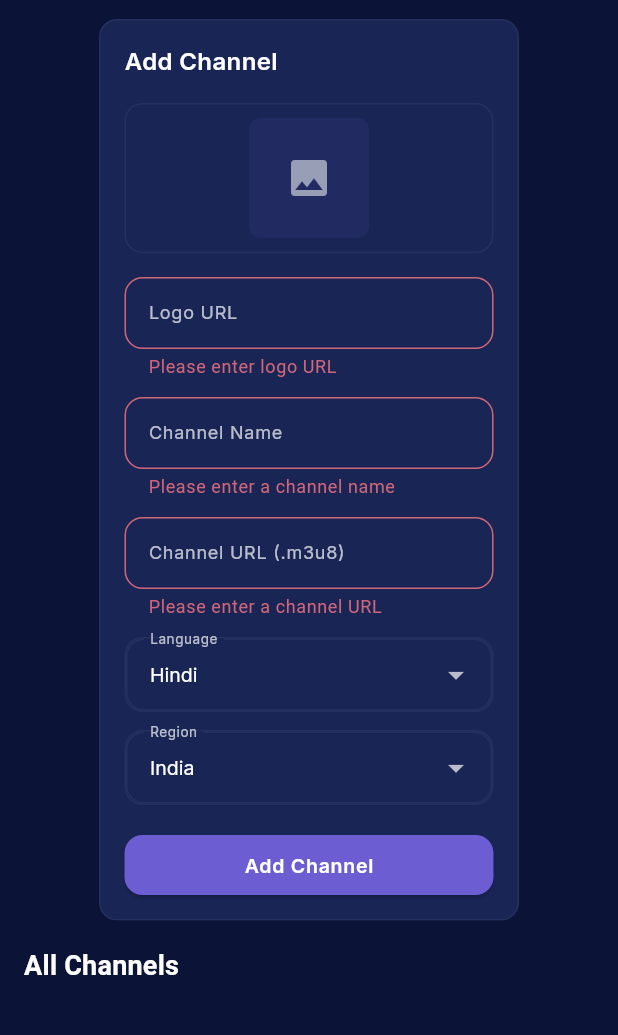
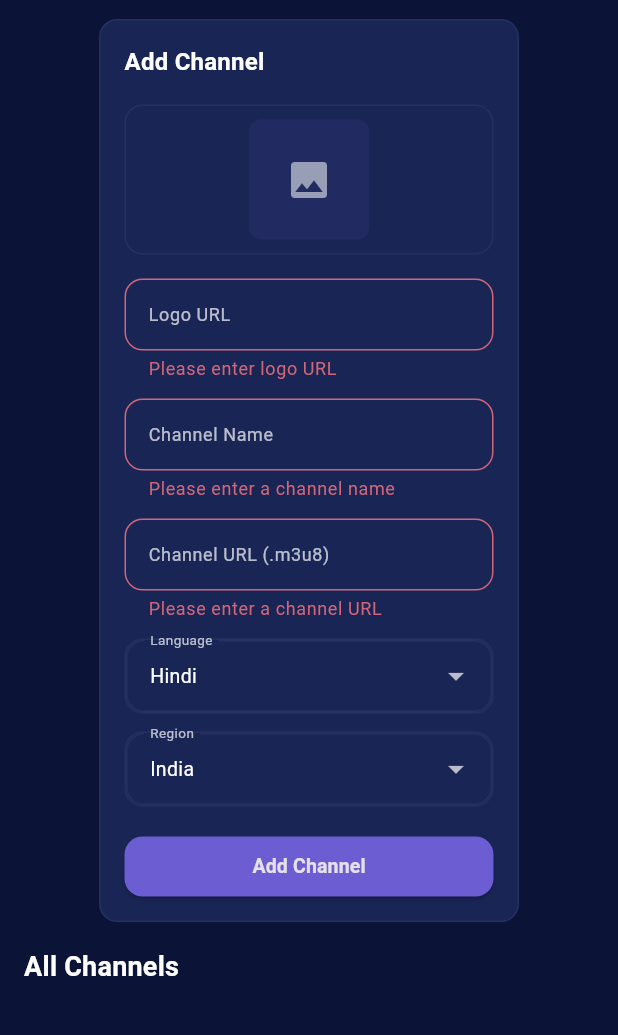
Before and after one commit to anil-s-yadav/stream24news_crm, a Flutter app: the HomeScreen screen opened directly, after a tap on the "add" icon, after a tap on "Add Channel", on a phone screen of 412 x 824 dp, the part 65-1100 px from its top. Run offline on Flutter 3.47's test engine with Material 3 defaults, Android fonts, the phone set to English and light mode, and no system bars; our stand-ins replace cloud_firestore, firebase_auth, firebase_core, flutter_easyloading, shared_preferences, video_player; accounts and stored records are empty.

Commit message:
Refactor theme styles to use ThemeData instead of Google Fonts

```diff
--- a/lib/theme/app_theme.dart
+++ b/lib/theme/app_theme.dart
@@ -8,7 +8,9 @@ class AppTheme {
   static const _cardColor = Color(0xFF192555); // Mid navy
 
   static ThemeData darkTheme() {
-    return ThemeData.dark().copyWith(
+    final base = ThemeData.dark();
+
+    return base.copyWith(
       colorScheme: const ColorScheme.dark(
         primary: _primaryColor,
         secondary: Colors.white,
@@ -20,7 +22,7 @@ class AppTheme {
       scaffoldBackgroundColor: _backgroundColor,
       cardColor: _cardColor,
       dividerColor: Colors.white.withOpacity(0.05),
-      textTheme: ThemeData.dark().textTheme.copyWith(
+      textTheme: base.textTheme.copyWith(
         titleLarge: const TextStyle(
           color: Colors.white,
           fontSize: 24,
--- a/lib/widgets/add_channel_form.dart
+++ b/lib/widgets/add_channel_form.dart
@@ -1,6 +1,5 @@
 import 'package:cloud_firestore/cloud_firestore.dart';
 import 'package:flutter/material.dart';
-import 'package:google_fonts/google_fonts.dart';
 import 'package:stream24news_crm/model/list_data/language_data.dart';
 import 'package:stream24news_crm/model/model.dart';
 import 'package:stream24news_crm/services/firebase_service.dart';
@@ -93,8 +92,10 @@ class _AddChannelFormState extends State<AddChannelForm> {
 
   Widget _buildHeader() => Text(
         'Add Channel',
-        style: GoogleFonts.inter(
-            fontSize: 16, fontWeight: FontWeight.w600, color: Colors.white),
+        style: Theme.of(context).textTheme.titleMedium?.copyWith(
+              fontWeight: FontWeight.w600,
+              color: Colors.white,
+            ),
       );
 
   Widget _buildLogoPreview() => Container(
@@ -140,7 +141,10 @@ class _AddChannelFormState extends State<AddChannelForm> {
           [void Function(String)? onChanged]) =>
       TextFormField(
         controller: controller,
-        style: GoogleFonts.inter(color: Colors.white, fontSize: 13),
+        style: Theme.of(context).textTheme.bodyMedium?.copyWith(
+              color: Colors.white,
+              fontSize: 13,
+            ),
         decoration: _getInputDecoration(label, isLogoUrl: isLogoUrl),
         validator: validator,
         onChanged: onChanged,
@@ -153,14 +157,19 @@ class _AddChannelFormState extends State<AddChannelForm> {
         child: DropdownButtonFormField<String>(
           initialValue: value,
           dropdownColor: const Color(0xFF192555),
-          style: GoogleFonts.inter(color: Colors.white, fontSize: 13),
+          style: Theme.of(context).textTheme.bodyMedium?.copyWith(
+                color: Colors.white,
+                fontSize: 13,
+              ),
           decoration: _getInputDecoration(label),
           items: items
               .map((item) => DropdownMenuItem(
                   value: item,
                   child: Text(item,
-                      style: GoogleFonts.inter(
-                          color: Colors.white, fontSize: 13))))
+                      style: Theme.of(context).textTheme.bodyMedium?.copyWith(
+                            color: Colors.white,
+                            fontSize: 13,
+                          ))))
               .toList(),
           onChanged: onChanged,
         ),
@@ -197,8 +206,10 @@ class _AddChannelFormState extends State<AddChannelForm> {
             padding: EdgeInsets.zero,
           ),
           child: Text('Add Channel',
-              style:
-                  GoogleFonts.inter(fontSize: 13, fontWeight: FontWeight.w600)),
+              style: Theme.of(context).textTheme.labelLarge?.copyWith(
+                    fontSize: 13,
+                    fontWeight: FontWeight.w600,
+                  )),
         ),
       );
 
@@ -214,8 +225,10 @@ class _AddChannelFormState extends State<AddChannelForm> {
               )
             : null,
         labelText: label,
-        labelStyle: GoogleFonts.inter(
-            color: Colors.white.withOpacity(0.7), fontSize: 12),
+        labelStyle: Theme.of(context).textTheme.bodySmall?.copyWith(
+              color: Colors.white.withOpacity(0.7),
+              fontSize: 12,
+            ),
         filled: true,
         fillColor: const Color(0xFF192555),
         border: OutlineInputBorder(
--- a/lib/widgets/channel_list.dart
+++ b/lib/widgets/channel_list.dart
@@ -1,6 +1,6 @@
 import 'dart:developer';
 import 'package:flutter/material.dart';
-import 'package:google_fonts/google_fonts.dart';
+// import 'package:google_fonts/google_fonts.dart';
 import 'package:stream24news_crm/screens/video_play_screen.dart';
 import '../model/list_data/country_data.dart';
 import '../model/list_data/language_data.dart';
--- a/pubspec.yaml
+++ b/pubspec.yaml
@@ -33,8 +33,7 @@ dependencies:
 
   # The following adds the Cupertino Icons font to your application.
   # Use with the CupertinoIcons class for iOS style icons.
-  cupertino_icons: ^1.0.2
-  google_fonts: ^5.1.0
+  # cupertino_icons: ^1.0.2
   package_info_plus: ^4.0.0
   wakelock_plus: ^1.1.1
   video_player: ^2.7.0
```
Also changed, not shown: lib/main.dart (+0 -7 lines), lib/widgets/edit_channel_form.dart (+16 -17 lines), lib/widgets/news_list.dart (+12 -20 lines), lib/widgets/sidebar.dart (+14 -9 lines), pubspec.lock, 1 other file. Lines whose indentation alone changed are shown as unchanged.
